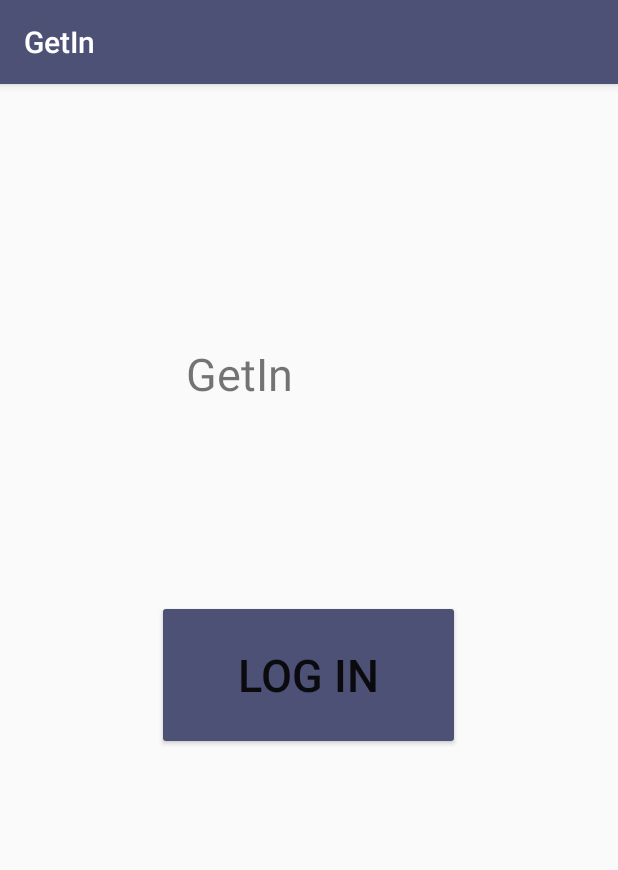
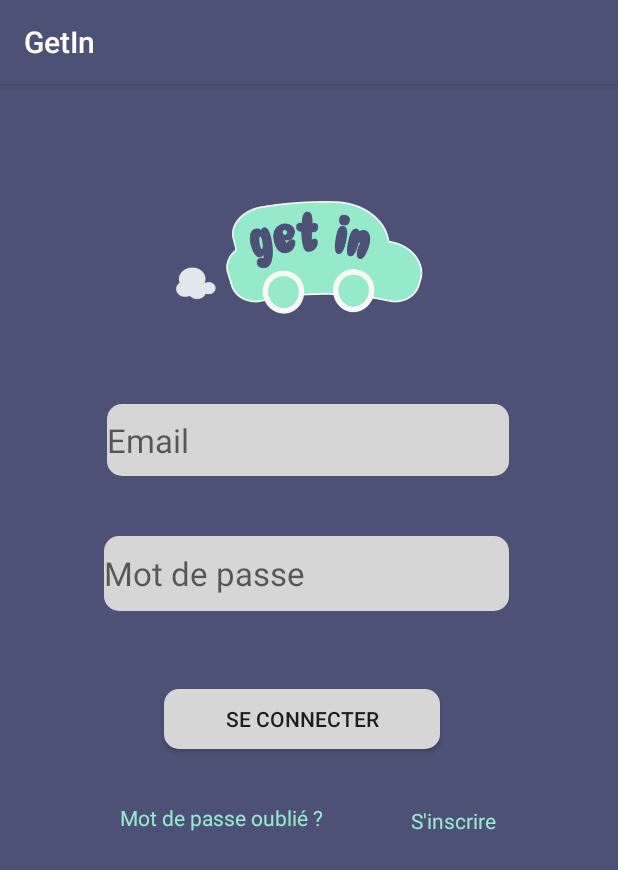
Before and after one commit to ibtissamidiaz/GetIn, an Android app: the screen it shows after launch (MainActivity), on a phone screen of 412 x 824 dp. Shown: the top 870 px of the screen. Run offline under Robolectric (Android 15) with nearby library versions, the phone set to English and light mode, and no system bars; our stand-ins replace Firebase (no records; nobody signed in at launch, a user with empty details on screens opened directly).

Commit message:
Merge branch 'master' of C:\Users\IBTISSAM\AndroidStudioProjects\GetIn_1 with conflicts.

```diff
--- a/app/build.gradle
+++ b/app/build.gradle
@@ -25,6 +25,7 @@ dependencies {
     implementation 'androidx.appcompat:appcompat:1.0.2'
     implementation 'androidx.constraintlayout:constraintlayout:1.1.3'
     implementation 'com.google.firebase:firebase-database:19.2.0'
+    implementation 'com.google.firebase:firebase-auth:19.1.0'
     testImplementation 'junit:junit:4.12'
     androidTestImplementation 'androidx.test:runner:1.1.1'
     androidTestImplementation 'androidx.test.espresso:espresso-core:3.1.1'
--- a/app/src/main/AndroidManifest.xml
+++ b/app/src/main/AndroidManifest.xml
@@ -9,14 +9,13 @@
         android:roundIcon="@mipmap/ic_launcher_round"
         android:supportsRtl="true"
         android:theme="@style/AppTheme">
-        <activity android:name=".controller.covoitureur.ConsulterCovoitureur" />
-        <activity android:name=".controller.covoitureur.AnnonceCovoitureurForm" />
+        <activity android:name=".controller.covoitureur.ConsulterCovoitureur"></activity>
         <activity android:name=".controller.covoiture.ConsulterCovoiture" />
-        <activity android:name=".controller.covoiture.AnnonceCovoitureForm" />
         <activity android:name=".controller.ChooseAct" />
         <activity android:name=".controller.MainActivity">
             <intent-filter>
                 <action android:name="android.intent.action.MAIN" />
+
                 <category android:name="android.intent.category.LAUNCHER" />
             </intent-filter>
         </activity>
--- /dev/null
+++ b/app/src/main/java/com/example/getin/controller/DropDownMenu.java
@@ -0,0 +1,4 @@
+package com.example.getin.controller;
+
+public class DropDownMenu {
+}
--- a/app/src/main/java/com/example/getin/controller/MainActivity.java
+++ b/app/src/main/java/com/example/getin/controller/MainActivity.java
@@ -1,21 +1,75 @@
 package com.example.getin.controller;
 
+import androidx.annotation.NonNull;
 import androidx.appcompat.app.AppCompatActivity;
 
 import android.content.Intent;
 import android.os.Bundle;
 import android.view.View;
+import android.widget.Button;
+import android.widget.EditText;
+import android.widget.TextView;
 import android.widget.Toast;
 
 import com.example.getin.R;
+import com.google.android.gms.tasks.OnCompleteListener;
+import com.google.android.gms.tasks.Task;
+import com.google.firebase.auth.AuthResult;
+import com.google.firebase.auth.FirebaseAuth;
 
 public class MainActivity extends AppCompatActivity {
+    private EditText emailField;
+    private EditText mdpField;
+    private Button btnConnect;
+    private TextView btnInscrire;
+    FirebaseAuth mFirebaseAuth;
 
     @Override
     protected void onCreate(Bundle savedInstanceState) {
         super.onCreate(savedInstanceState);
         setContentView(R.layout.activity_main);
         Toast.makeText(this,"Firebase connected !",Toast.LENGTH_SHORT).show();
+    mFirebaseAuth = FirebaseAuth.getInstance();
+    emailField = findViewById(R.id.emailField);
+    mdpField= findViewById(R.id.mdpField);
+    btnConnect = findViewById(R.id.btnConnect);
+    btnInscrire = findViewById(R.id.btnInscrire);
+    btnConnect.setOnClickListener(new View.OnClickListener() {
+        @Override
+        public void onClick(View v) {
+            String email=emailField.getText().toString();
+            String pwd = mdpField.getText().toString();
+            if(email.isEmpty()){
+              emailField.setError("Please enter email id");
+              emailField.requestFocus();
+            }else if (pwd.isEmpty()){
+                mdpField.setError("Please enter your password");
+                mdpField.requestFocus();
+
+            }else if(email.isEmpty() && pwd.isEmpty()){
+                Toast.makeText(MainActivity.this,"Fields are empty !",Toast.LENGTH_SHORT).show();
+
+            }else {
+                mFirebaseAuth.createUserWithEmailAndPassword(email,pwd).addOnCompleteListener(MainActivity.this, new OnCompleteListener<AuthResult>() {
+                    @Override
+                    public void onComplete(@NonNull Task<AuthResult> task) {
+                        if(!task.isSuccessful()){
+                            Toast.makeText(MainActivity.this,"SignUp Unsuccessful, Please try again",Toast.LENGTH_SHORT).show();
+                        }else {
+                            startActivity(new Intent(MainActivity.this,ChooseAct.class));
+                        }
+                    }
+                });
+            }
+        }
+    });
+        btnInscrire.setOnClickListener(new View.OnClickListener(){
+            @Override
+            public void onClick(View v) {
+                Intent i = new Intent(MainActivity.this,InscriptionActivity.class);
+                startActivity(i);
+            }
+        });
     }
 
     public void chooseAct(View v){
--- /dev/null
+++ b/app/src/main/res/drawable/btn_connect_facebook.xml
@@ -0,0 +1,4 @@
+<?xml version="1.0" encoding="utf-8"?>
+<selector xmlns:android="http://schemas.android.com/apk/res/android">
+
+</selector>
--- /dev/null
+++ b/app/src/main/res/drawable/btn_shape_capsule.xml
@@ -0,0 +1,19 @@
+<?xml version="1.0" encoding="utf-8"?>
+<selector xmlns:android="http://schemas.android.com/apk/res/android">
+    <item android:state_pressed="true">
+        <shape android:shape="rectangle">
+
+            <solid android:color="@color/colorAccent" />
+            <corners android:radius="10dp" />
+
+        </shape>
+
+    </item>
+    <item>
+        <shape android:shape="rectangle">
+            <solid android:color="@color/btn_color" />
+            <corners android:radius="10dp" />
+        </shape>
+
+    </item>
+</selector>
--- /dev/null
+++ b/app/src/main/res/drawable/edit_text_shape.xml
@@ -0,0 +1,19 @@
+<?xml version="1.0" encoding="utf-8"?>
+<selector xmlns:android="http://schemas.android.com/apk/res/android">
+    <item android:state_pressed="true">
+        <shape android:shape="rectangle">
+
+            <solid android:color="@color/btn_color" />
+            <corners android:radius="10dp" />
+
+        </shape>
+
+    </item>
+    <item>
+        <shape android:shape="rectangle">
+            <solid android:color="@color/gris" />
+            <corners android:radius="10dp" />
+        </shape>
+
+    </item>
+</selector>
--- a/app/src/main/res/layout/activity_main.xml
+++ b/app/src/main/res/layout/activity_main.xml
@@ -4,34 +4,94 @@
     xmlns:tools="http://schemas.android.com/tools"
     android:layout_width="match_parent"
     android:layout_height="match_parent"
+    android:background="#4c5175"
+    android:backgroundTint="#4c5175"
     tools:context=".controller.MainActivity">
+
+    <!-- <android.support.design.widget.TextInputLayout>
+
+
+    </android.support.design.widget.TextInputLayout>-->
+
+
+    <ImageView
+        android:id="@+id/imageView"
+        android:layout_width="362dp"
+        android:layout_height="185dp"
+        android:layout_marginTop="28dp"
+        app:layout_constraintEnd_toEndOf="parent"
+        app:layout_constraintStart_toStartOf="parent"
+        app:layout_constraintTop_toTopOf="parent"
+        app:srcCompat="@drawable/logo" />
+
+    <EditText
+        android:id="@+id/emailField"
+        android:layout_width="268dp"
+        android:layout_height="48dp"
+        android:background="@drawable/edit_text_shape"
+        android:ems="10"
+        android:hint="Email"
+        android:inputType="textPersonName"
+        android:textAppearance="@style/TextAppearance.AppCompat.Large"
+        android:textColor="#4c5175"
+        app:layout_constraintEnd_toEndOf="@+id/imageView"
+        app:layout_constraintHorizontal_bias="0.489"
+        app:layout_constraintStart_toStartOf="@+id/imageView"
+        app:layout_constraintTop_toBottomOf="@+id/imageView" />
+
+    <EditText
+        android:id="@+id/mdpField"
+        android:layout_width="270dp"
+        android:layout_height="50dp"
+        android:layout_marginTop="40dp"
+        android:background="@drawable/edit_text_shape"
+        android:ems="10"
+        android:hint="Mot de passe"
+        android:inputType="textPassword"
+        android:textAppearance="@style/TextAppearance.AppCompat.Large"
+        android:textColor="#4c5175"
+        app:layout_constraintEnd_toEndOf="@+id/emailField"
+        app:layout_constraintHorizontal_bias="1.0"
+        app:layout_constraintStart_toStartOf="@+id/emailField"
+        app:layout_constraintTop_toBottomOf="@+id/emailField" />
+
+    <Button
+        android:id="@+id/btnConnect"
+        android:layout_width="184dp"
+        android:layout_height="40dp"
+        android:layout_marginTop="52dp"
+        android:background="@drawable/btn_shape_capsule"
+        android:text="Se connecter"
+        app:layout_constraintEnd_toEndOf="@+id/mdpField"
+        app:layout_constraintHorizontal_bias="0.466"
+        app:layout_constraintStart_toStartOf="@+id/mdpField"
+        app:layout_constraintTop_toBottomOf="@+id/mdpField" />
 
     <TextView
         android:id="@+id/textView"
         android:layout_width="162dp"
-        android:layout_height="73dp"
-        android:text="@string/app_name"
-        android:textSize="30sp"
-        app:layout_constraintBottom_toBottomOf="parent"
-        app:layout_constraintHorizontal_bias="0.497"
-        app:layout_constraintLeft_toLeftOf="parent"
-        app:layout_constraintRight_toRightOf="parent"
-        app:layout_constraintTop_toTopOf="parent"
-        app:layout_constraintVertical_bias="0.249" />
+        android:layout_height="29dp"
+        android:layout_marginStart="80dp"
+        android:layout_marginTop="36dp"
+        android:text="Mot de passe oublié ?"
+        android:textColor="#96eacc"
+        app:layout_constraintStart_toStartOf="parent"
+        app:layout_constraintTop_toBottomOf="@+id/btnConnect" />
 
-    <Button
-        android:id="@+id/button"
-        android:layout_width="202dp"
-        android:layout_height="100dp"
-        android:text="@string/log_in"
-        android:textSize="30sp"
-        android:backgroundTint="#4c5175"
-        android:onClick="chooseAct"
-        app:layout_constraintBottom_toBottomOf="parent"
+    <TextView
+        android:id="@+id/btnInscrire"
+        android:layout_width="139dp"
+        android:layout_height="28dp"
+        android:layout_marginStart="32dp"
+        android:layout_marginTop="38dp"
+        android:text="S'inscrire"
+        android:textColor="#96eacc"
         app:layout_constraintEnd_toEndOf="parent"
-        app:layout_constraintHorizontal_bias="0.498"
-        app:layout_constraintStart_toStartOf="parent"
-        app:layout_constraintTop_toBottomOf="@+id/textView"
-        app:layout_constraintVertical_bias="0.233" />
+        app:layout_constraintHorizontal_bias="0.478"
+        app:layout_constraintStart_toEndOf="@+id/textView"
+        app:layout_constraintTop_toBottomOf="@+id/btnConnect" />
+
+
+
 
 </androidx.constraintlayout.widget.ConstraintLayout>
--- a/app/src/main/res/values/colors.xml
+++ b/app/src/main/res/values/colors.xml
@@ -2,5 +2,5 @@
 <resources>
     <color name="colorPrimary">#4c5175</color>
     <color name="colorPrimaryDark">#2f324a</color>
-    <color name="colorAccent">#96eacc</color>
+    <color name="colorAccent">#D81B60</color>
 </resources>
--- a/build.gradle
+++ b/build.gradle
@@ -7,7 +7,7 @@ buildscript {
 
     }
     dependencies {
-        classpath 'com.android.tools.build:gradle:3.5.0'
+        classpath 'com.android.tools.build:gradle:3.5.1'
         classpath 'com.google.gms:google-services:4.2.0'
 
         // NOTE: Do not place your application dependencies here; they belong
```
Also changed, not shown: app/src/main/java/com/example/getin/controller/HomeApp.java (added, +14 -0 lines), app/src/main/java/com/example/getin/controller/InscriptionActivity.java (added, +113 -0 lines), app/src/main/java/com/example/getin/controller/ProfilActivity.java (added, +14 -0 lines), app/src/main/java/com/example/getin/controller/ResetPasswordActivity.java (added, +14 -0 lines), app/src/main/res/layout/activity_home_app.xml (added, +9 -0 lines), app/src/main/res/layout/activity_inscription.xml (added, +159 -0 lines), app/src/main/res/layout/activity_profil.xml (added, +9 -0 lines), app/src/main/res/layout/activity_reset_password.xml (added, +9 -0 lines).
